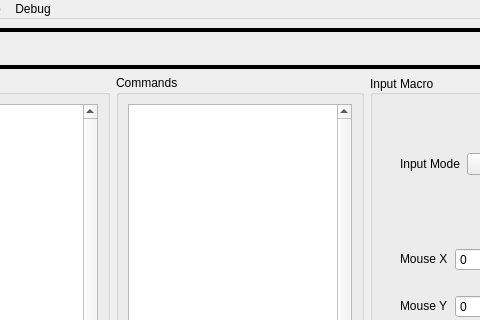
Above: OpenMacro-GUI/App/mainwindow.ui from jerry20091103/OpenMacro before the change; both pictures show x 147 to 627 and y 0 to 320 of the 774 by 598 pixel window. Below: the same form after it.
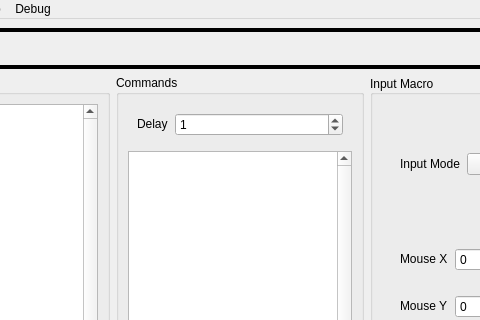
That is the form after the change. Custom widgets are drawn as their Qt base class.

Commit message: Added delay input spinbox

What changed in the file:
```diff
--- a/OpenMacro-GUI/App/mainwindow.ui
+++ b/OpenMacro-GUI/App/mainwindow.ui
@@ -87,7 +87,42 @@
         <property name="title">
          <string>Commands</string>
         </property>
-        <layout class="QVBoxLayout" name="verticalLayout_8" stretch="9,1">
+        <layout class="QVBoxLayout" name="verticalLayout_7">
+         <item>
+          <widget class="QWidget" name="mouseXForm_2" native="true">
+           <property name="sizePolicy">
+            <sizepolicy hsizetype="Preferred" vsizetype="Fixed">
+             <horstretch>0</horstretch>
+             <verstretch>0</verstretch>
+            </sizepolicy>
+           </property>
+           <layout class="QHBoxLayout" name="horizontalLayout_10" stretch="0,0">
+            <property name="spacing">
+             <number>7</number>
+            </property>
+            <item>
+             <widget class="QLabel" name="label_8">
+              <property name="sizePolicy">
+               <sizepolicy hsizetype="Fixed" vsizetype="Fixed">
+                <horstretch>0</horstretch>
+                <verstretch>0</verstretch>
+               </sizepolicy>
+              </property>
+              <property name="text">
+               <string>Delay</string>
+              </property>
+             </widget>
+            </item>
+            <item>
+             <widget class="QSpinBox" name="delayInput">
+              <property name="value">
+               <number>1</number>
+              </property>
+             </widget>
+            </item>
+           </layout>
+          </widget>
+         </item>
          <item>
           <widget class="CommandList" name="commandList">
            <property name="verticalScrollBarPolicy">
```
The commit also changes 4 other files.
